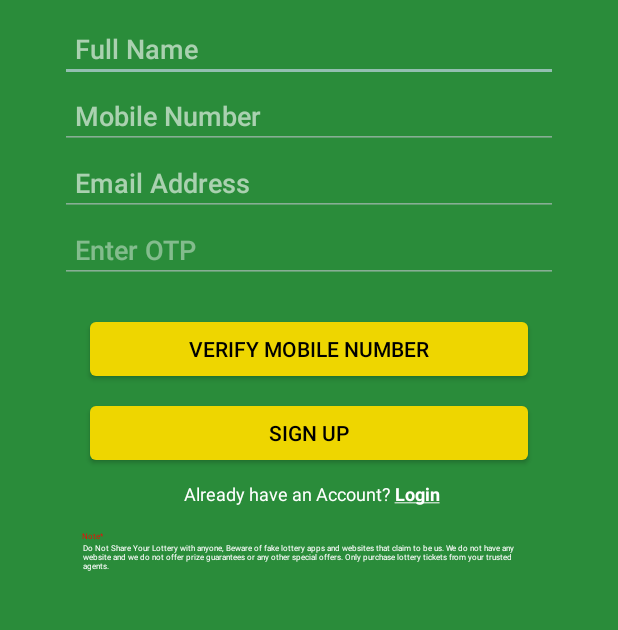
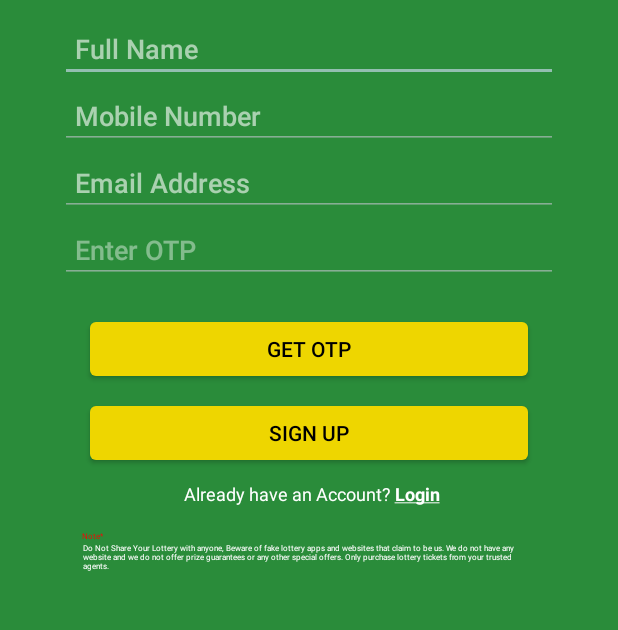
Before and after one commit to aryanDevAK/Kerala_Lottery_App, an Android app: the layout activity_sign_up.xml on its own in the app's theme, with its tools: preview values and no code run, on a phone screen of 412 x 824 dp, the part 540-1170 px from its top. Run offline under Robolectric (Android 15) with nearby library versions, the phone set to English and light mode, and no system bars.

Commit message:
kerela lottery

```diff
--- a/app/build.gradle
+++ b/app/build.gradle
@@ -1,5 +1,6 @@
 plugins {
     id 'com.android.application'
+    id 'com.google.gms.google-services'
 }
 
 android {
@@ -33,6 +34,7 @@ dependencies {
     implementation 'androidx.appcompat:appcompat:1.6.1'
     implementation 'com.google.android.material:material:1.5.0'
     implementation 'androidx.constraintlayout:constraintlayout:2.1.4'
+    implementation 'com.google.firebase:firebase-auth:22.1.2'
     testImplementation 'junit:junit:4.13.2'
     implementation 'com.google.android.material:material:1.4.0'
     androidTestImplementation 'androidx.test.ext:junit:1.1.5'
--- a/app/src/main/java/com/example/keralalottery/MainActivity.java
+++ b/app/src/main/java/com/example/keralalottery/MainActivity.java
@@ -18,8 +18,7 @@ TextView text3;
         super.onCreate(savedInstanceState);
         setContentView(R.layout.activity_main);
         btn1 = findViewById(R.id.button);
-        text1 = findViewById(R.id.editText);
-        text2 = findViewById(R.id.editText2);
+        text2 = findViewById(R.id.LoginNum);
         text3 = findViewById(R.id.textView4);
         btn1.setOnClickListener(new View.OnClickListener() {
             @Override
--- a/app/src/main/res/layout/activity_main.xml
+++ b/app/src/main/res/layout/activity_main.xml
@@ -43,7 +43,7 @@
         app:layout_constraintTop_toBottomOf="@+id/imageView2" />
 
     <EditText
-        android:id="@+id/editText2"
+        android:id="@+id/LoginNum"
         android:layout_width="match_parent"
         android:layout_height="wrap_content"
         android:layout_marginHorizontal="40dp"
@@ -69,7 +69,7 @@
         android:textColor="@color/black"
         app:layout_constraintEnd_toEndOf="parent"
         app:layout_constraintStart_toStartOf="parent"
-        app:layout_constraintTop_toBottomOf="@+id/editText2" />
+        app:layout_constraintTop_toBottomOf="@+id/LoginNum" />
 
     <TextView
         android:id="@+id/textView"
--- a/app/src/main/res/layout/activity_sign_up.xml
+++ b/app/src/main/res/layout/activity_sign_up.xml
@@ -28,7 +28,7 @@
         app:layout_constraintTop_toTopOf="@+id/imageView" />
 
     <EditText
-        android:id="@+id/editText3"
+        android:id="@+id/inputName"
         android:layout_width="match_parent"
         android:layout_height="wrap_content"
         android:layout_marginHorizontal="40dp"
@@ -45,7 +45,7 @@
         app:layout_constraintTop_toBottomOf="@+id/imageView2" />
 
     <EditText
-        android:id="@+id/editText4"
+        android:id="@+id/inputPhone"
         android:layout_width="match_parent"
         android:layout_height="wrap_content"
         android:layout_marginHorizontal="40dp"
@@ -56,12 +56,12 @@
         android:textColorHint="@color/white"
         android:padding="10dp"
         android:inputType="phone"
-        app:layout_constraintEnd_toEndOf="@+id/editText3"
-        app:layout_constraintStart_toStartOf="@+id/editText3"
-        app:layout_constraintTop_toBottomOf="@+id/editText3" />
+        app:layout_constraintEnd_toEndOf="@+id/inputName"
+        app:layout_constraintStart_toStartOf="@+id/inputName"
+        app:layout_constraintTop_toBottomOf="@+id/inputName" />
 
     <EditText
-        android:id="@+id/editText5"
+        android:id="@+id/inputEmail"
         android:layout_width="match_parent"
         android:layout_height="wrap_content"
         android:layout_marginHorizontal="40dp"
@@ -70,12 +70,12 @@
         android:inputType="textEmailAddress"
         android:padding="10dp"
         android:textColorHint="@color/white"
-        app:layout_constraintEnd_toEndOf="@+id/editText4"
-        app:layout_constraintStart_toStartOf="@+id/editText4"
-        app:layout_constraintTop_toBottomOf="@+id/editText4" />
+        app:layout_constraintEnd_toEndOf="@+id/inputPhone"
+        app:layout_constraintStart_toStartOf="@+id/inputPhone"
+        app:layout_constraintTop_toBottomOf="@+id/inputPhone" />
 
     <EditText
-        android:id="@+id/editText6"
+        android:id="@+id/inputOtp"
         android:layout_width="match_parent"
         android:layout_height="wrap_content"
         android:layout_marginHorizontal="40dp"
@@ -86,31 +86,31 @@
         android:textColor="@color/white"
         app:layout_constraintEnd_toEndOf="parent"
         app:layout_constraintStart_toStartOf="parent"
-        app:layout_constraintTop_toBottomOf="@+id/editText5" />
+        app:layout_constraintTop_toBottomOf="@+id/inputEmail" />
 
     <Button
-        android:id="@+id/button3"
+        android:id="@+id/signUpBtn"
         android:layout_width="300dp"
         android:layout_height="wrap_content"
         android:layout_marginTop="8dp"
         android:backgroundTint="@color/yellow"
         android:text="@string/signUp"
         android:textColor="@color/black"
-        app:layout_constraintEnd_toEndOf="@+id/button5"
-        app:layout_constraintStart_toStartOf="@+id/button5"
-        app:layout_constraintTop_toBottomOf="@+id/button5" />
+        app:layout_constraintEnd_toEndOf="@+id/verifyOtp"
+        app:layout_constraintStart_toStartOf="@+id/verifyOtp"
+        app:layout_constraintTop_toBottomOf="@+id/verifyOtp" />
 
     <Button
-        android:id="@+id/button5"
+        android:id="@+id/verifyOtp"
         android:layout_width="300dp"
         android:layout_height="wrap_content"
         android:layout_marginTop="20dp"
         android:backgroundTint="@color/yellow"
-        android:text="@string/verify_mobile_number"
+        android:text="@string/getOtp"
         android:textColor="@color/black"
-        app:layout_constraintEnd_toEndOf="@+id/editText6"
-        app:layout_constraintStart_toStartOf="@+id/editText6"
-        app:layout_constraintTop_toBottomOf="@+id/editText6" />
+        app:layout_constraintEnd_toEndOf="@+id/inputOtp"
+        app:layout_constraintStart_toStartOf="@+id/inputOtp"
+        app:layout_constraintTop_toBottomOf="@+id/inputOtp" />
 
     <TextView
         android:id="@+id/textView6"
@@ -120,10 +120,10 @@
         android:text="@string/already_have_an_account_login"
         android:textColor="@color/white"
         android:textSize="12sp"
-        app:layout_constraintEnd_toEndOf="@+id/button3"
+        app:layout_constraintEnd_toEndOf="@+id/signUpBtn"
         app:layout_constraintHorizontal_bias="0.514"
-        app:layout_constraintStart_toStartOf="@+id/button3"
-        app:layout_constraintTop_toBottomOf="@+id/button3" />
+        app:layout_constraintStart_toStartOf="@+id/signUpBtn"
+        app:layout_constraintTop_toBottomOf="@+id/signUpBtn" />
 
     <TextView
         android:id="@+id/textView3"
--- a/app/src/main/res/values/strings.xml
+++ b/app/src/main/res/values/strings.xml
@@ -15,6 +15,6 @@ or any other special offers. Only purchase lottery tickets from your trusted age
     <string name="home">Home</string>
     <string name="add_to_cart">Add to Cart</string>
     <string name="buy_now">Buy Now</string>
-    <string name="verify_mobile_number">Verify Mobile Number</string>
+    <string name="getOtp">Get Otp</string>
     <string name="enter_otp">Enter OTP</string>
 </resources>
```
Also changed, not shown: app/src/main/java/com/example/keralalottery/SignUp.java (+123 -20 lines), app/src/main/java/com/example/keralalottery/otp_temp.java (added, +189 -0 lines), build.gradle (+8 -3 lines).
